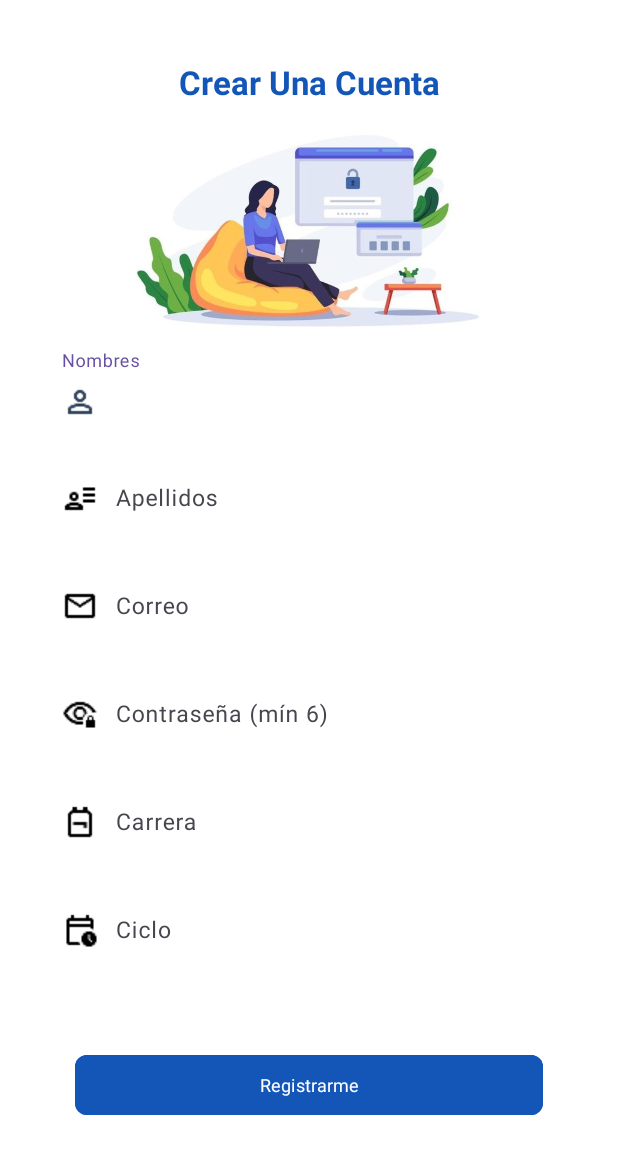
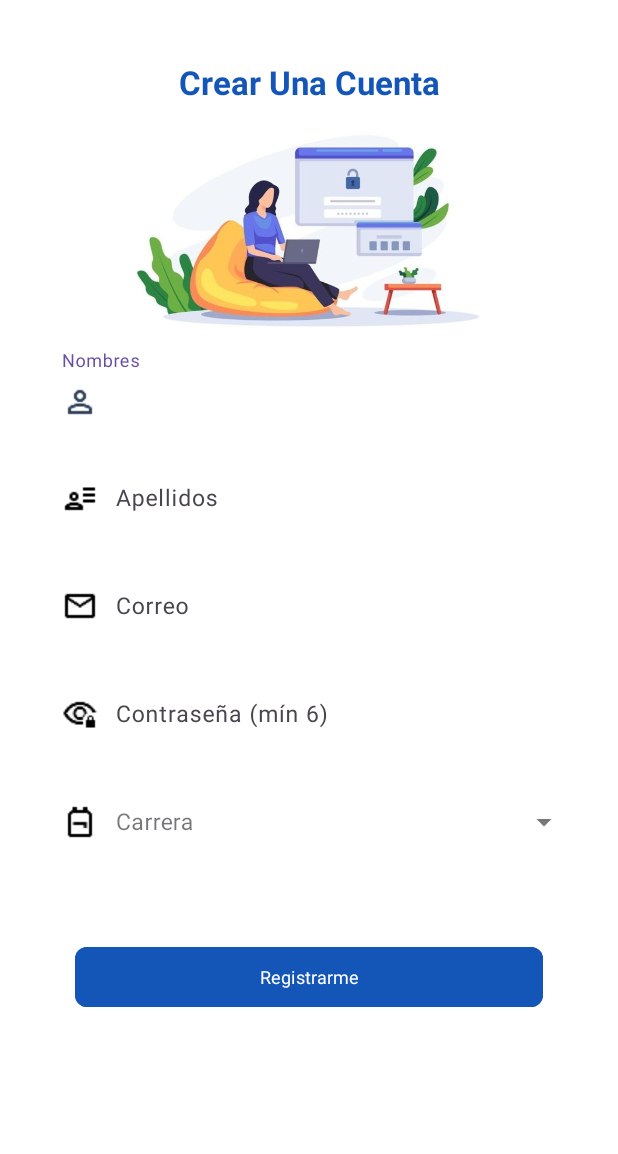
Before and after one commit to LeonidasVS/Agenda-Kotlin, an Android app: the screen it shows after launch (RegistrarActivity), after a tap on "Registrar", on a phone screen of 412 x 824 dp. Shown: the top 1154 px of the screen. Run offline under Robolectric (Android 15) with nearby library versions, the light colour scheme and no system bars; our stand-ins replace Firebase (no records; nobody signed in at launch, a user with empty details on screens opened directly); Roboto replaces fonts that are not available here.

Commit message:
Ajustes en la UI

```diff
--- a/app/build.gradle.kts
+++ b/app/build.gradle.kts
@@ -22,6 +22,7 @@ android {
     buildFeatures {
         viewBinding=true
     }
+
     buildTypes {
         release {
             isMinifyEnabled = false
--- a/app/src/main/java/com/example/crud_kotlin/Modelos/Registro.kt
+++ b/app/src/main/java/com/example/crud_kotlin/Modelos/Registro.kt
@@ -5,5 +5,5 @@ data class Registro(
     val apellido: String = "",
     val email: String = "",
     val carrera: String = "",
-    val ciclo: String = ""
+    val passwor: String=""
 )
--- a/app/src/main/java/com/example/crud_kotlin/RegistrarActivity.kt
+++ b/app/src/main/java/com/example/crud_kotlin/RegistrarActivity.kt
@@ -44,8 +44,7 @@ class RegistrarActivity : AppCompatActivity() {
         val etApellido = findViewById<EditText>(R.id.inputApellido)
         val etCorreo = findViewById<EditText>(R.id.inputMail)
         val etPassword = findViewById<EditText>(R.id.inputPass)
-        val etCarrera = findViewById<EditText>(R.id.inputCarrera)
-        val etCiclo = findViewById<EditText>(R.id.inputCiclo)
+        val etCarrera = findViewById<EditText>(R.id.spinnerCarrera)
 
         // Metodo del boton
         binding.botonRegistrar.setOnClickListener {
@@ -54,11 +53,10 @@ class RegistrarActivity : AppCompatActivity() {
             val apellido=etApellido.text.toString().trim()
             val correo=etCorreo.text.toString().trim()
             val carrera=etCarrera.text.toString().trim()
-            val ciclo=etCiclo.text.toString().trim()
             val contra=etPassword.text.toString().trim()
 
             //Validando campos
-            if(nombre.isEmpty() || apellido.isEmpty() || correo.isEmpty() || carrera.isEmpty() || ciclo.isEmpty()){
+            if(nombre.isEmpty() || apellido.isEmpty() || correo.isEmpty() || carrera.isEmpty()){
                 Toast.makeText(this, "¡Completa los campos vacios!", Toast.LENGTH_LONG).show()
             }else if(contra.length<6){
                 Toast.makeText(this, "¡La contraseña debe tener mas de 6 digitos!", Toast.LENGTH_LONG).show()
@@ -71,7 +69,7 @@ class RegistrarActivity : AppCompatActivity() {
                             val firebaseUser = auth.currentUser
                             val uid = firebaseUser?.uid ?: return@addOnCompleteListener
 
-                            val user = Registro(nombre, apellido, correo, carrera, ciclo)
+                            val user = Registro(nombre, apellido, correo, carrera)
 
                             // Guardar en Realtime Database
                             val dbRef = FirebaseDatabase.getInstance().getReference("users")
@@ -85,7 +83,6 @@ class RegistrarActivity : AppCompatActivity() {
                                     etCorreo.setText("")
                                     etPassword.setText("")
                                     etCarrera.setText("")
-                                    etCiclo.setText("")
                                 }
                                 .addOnFailureListener { e ->
                                     Toast.makeText(this, "Error guardando: ${e.message}", Toast.LENGTH_LONG).show()
--- a/app/src/main/res/layout/activity_login.xml
+++ b/app/src/main/res/layout/activity_login.xml
@@ -13,7 +13,7 @@
 
         <ImageView
             android:layout_width="match_parent"
-            android:layout_height="150dp"
+            android:layout_height="160dp"
             android:layout_marginTop="-50dp"
             android:src="@drawable/img_login" />
 
@@ -74,11 +74,12 @@
             android:layout_height="wrap_content"
             android:layout_marginLeft="40dp"
             android:layout_marginTop="30dp"
+            android:textStyle="bold"
             android:layout_marginRight="40dp"
             android:backgroundTint="@color/azul"
             android:fontFamily="@font/poppins_medium"
             android:text="Verificar"
             android:textColor="@color/blanco"
-            android:textSize="12sp"
+            android:textSize="13sp"
             app:cornerRadius="8dp" />
 </androidx.appcompat.widget.LinearLayoutCompat>
--- a/app/src/main/res/layout/activity_main.xml
+++ b/app/src/main/res/layout/activity_main.xml
@@ -31,7 +31,7 @@
             android:text="@string/bienvenido"
             android:textAlignment="center"
             android:textColor="@color/azul"
-            android:textSize="23sp"
+            android:textSize="25sp"
             android:fontFamily="@font/poppins_medium"
             android:textStyle="bold"
             android:layout_marginBottom="10dp"/>
--- a/app/src/main/res/layout/activity_registrar.xml
+++ b/app/src/main/res/layout/activity_registrar.xml
@@ -85,27 +85,21 @@
         </com.google.android.material.textfield.TextInputLayout>
 
         <com.google.android.material.textfield.TextInputLayout
+            android:id="@+id/layoutCarrera"
             android:layout_width="match_parent"
             android:layout_height="wrap_content"
-            android:layout_marginTop="8dp">
-            <com.google.android.material.textfield.TextInputEditText
-                android:id="@+id/inputCarrera"
-                style="@style/EstiloInput"
-                android:hint="Carrera"
-                android:drawableStart="@drawable/ic_carrera" />
+            android:layout_marginTop="8dp"
+            android:hint="Carrera"
+            style="@style/Widget.MaterialComponents.TextInputLayout.OutlinedBox.ExposedDropdownMenu">
+
+            <com.google.android.material.textfield.MaterialAutoCompleteTextView
+                android:id="@+id/spinnerCarrera"
+                android:inputType="none"
+                android:drawableStart="@drawable/ic_carrera"
+                style="@style/EstiloInput" />
+
         </com.google.android.material.textfield.TextInputLayout>
 
-        <com.google.android.material.textfield.TextInputLayout
-            android:layout_width="match_parent"
-            android:layout_height="wrap_content"
-            android:layout_marginTop="8dp">
-            <com.google.android.material.textfield.TextInputEditText
-                android:id="@+id/inputCiclo"
-                style="@style/EstiloInput"
-                android:inputType="number"
-                android:hint="Ciclo"
-                android:drawableStart="@drawable/ic_ciclo" />
-        </com.google.android.material.textfield.TextInputLayout>
 
         <com.google.android.material.button.MaterialButton
             android:id="@+id/botonRegistrar"
```
Also changed, not shown: app/src/main/java/com/example/crud_kotlin/LoginActivity.kt (+24 -21 lines), app/src/main/java/com/example/crud_kotlin/MainActivity.kt (+14 -17 lines).
